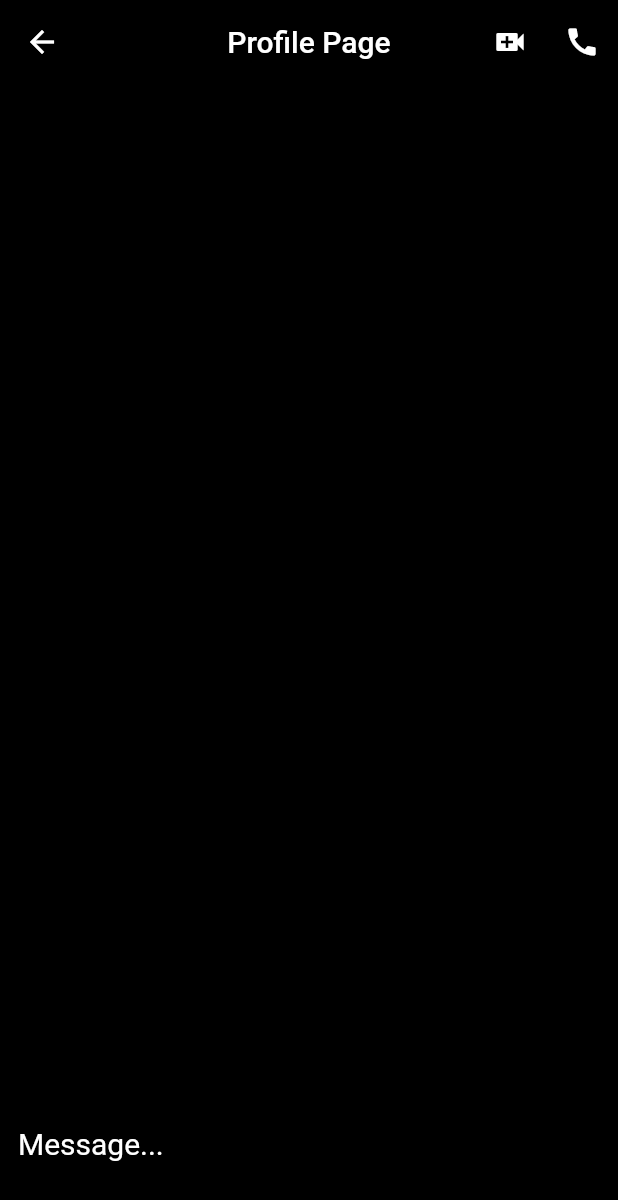
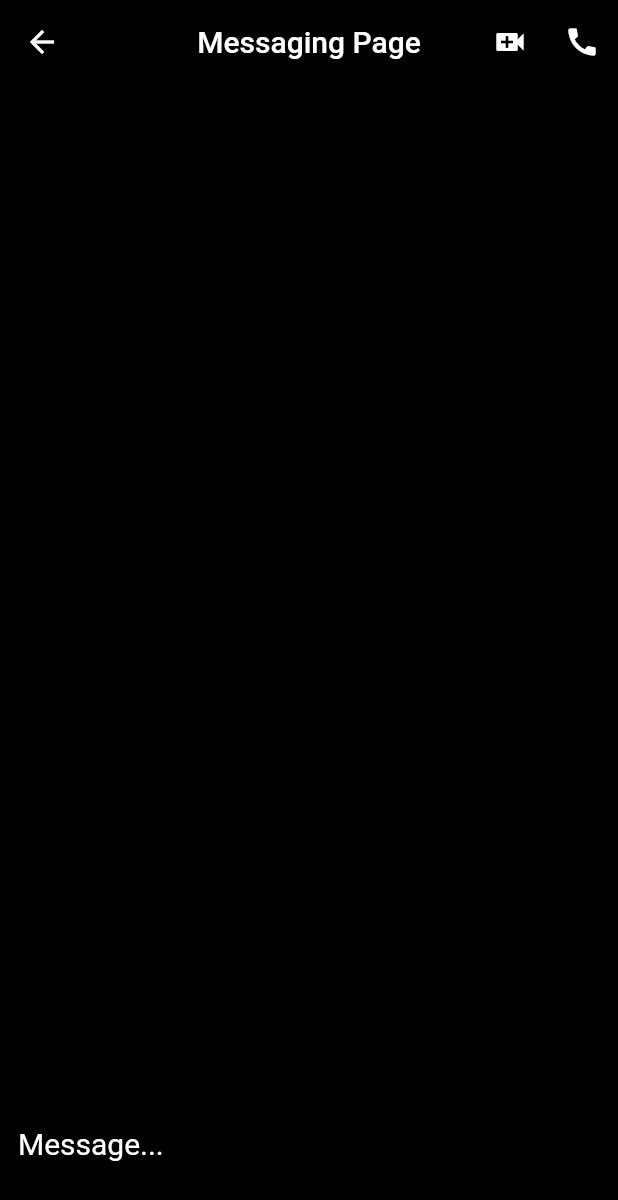
Before and after one commit to mathewp88/profile_page, a Flutter app: the Messaging screen opened directly, on a phone screen of 412 x 824 dp. Shown: the top 1200 px of the screen. Run offline on Flutter 3.47's test engine with Material 2 defaults, Android fonts, the phone set to English and light mode, and no system bars.

Commit message:
Final Function

```diff
--- a/lib/messaging.dart
+++ b/lib/messaging.dart
@@ -13,7 +13,7 @@ class Messaging extends StatelessWidget {
     return Scaffold(
         backgroundColor: Colors.black,
         appBar: AppBar(
-          title: Text("Profile Page"),
+          title: Text("Messaging Page"),
           actions: <Widget>[
             IconButton(icon: Icon(Icons.video_call), onPressed: () {}),
             IconButton(icon: Icon(Icons.call), onPressed: () {}),
```
Also changed, not shown: assets/icon.png (added), 18 other files.
